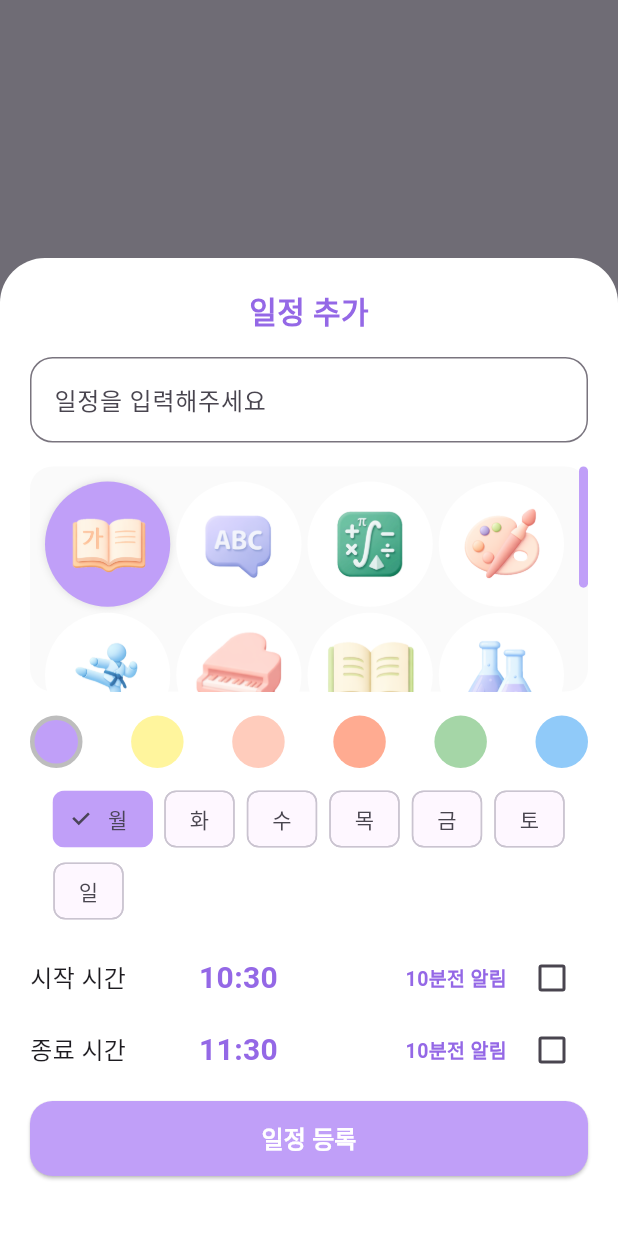
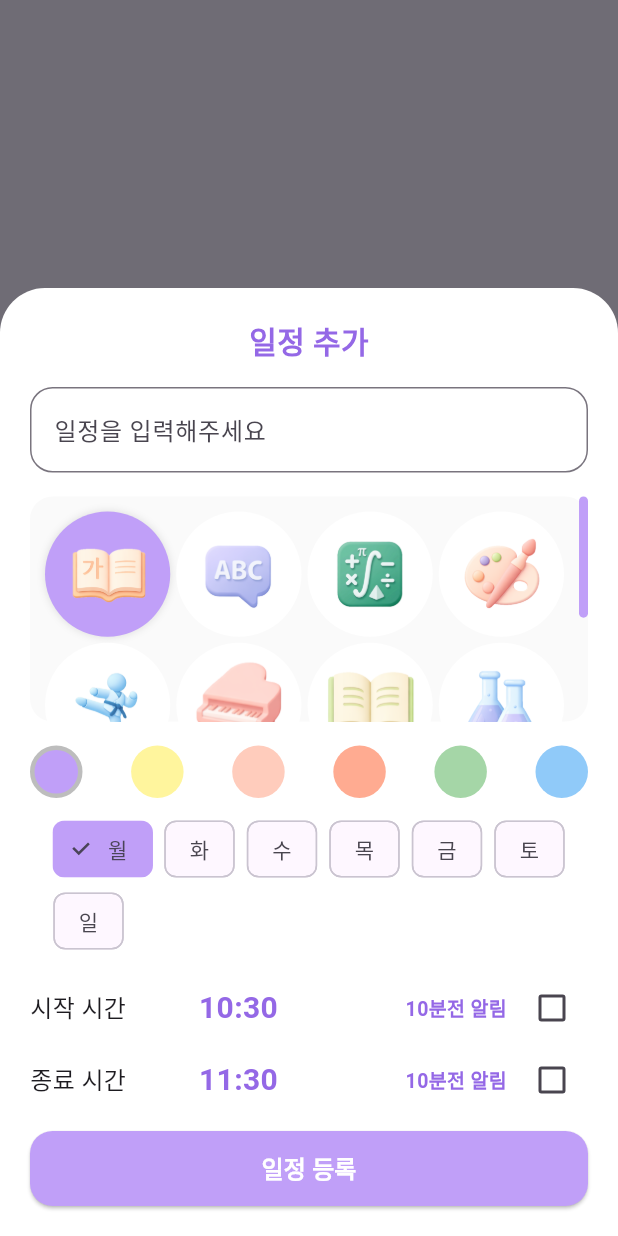
Before and after one commit to grey-shack-it/LaRa_Timetable, a Flutter app: what show() shows on an empty page, opened directly with empty values, on a phone screen of 412 x 824 dp. Run offline on Flutter 3.47's test engine with Material 3 defaults, Android fonts, the phone set to English and light mode, and no system bars; our stand-ins replace flutter_local_notifications, flutter_native_splash, get, google_mobile_ads, google_sign_in, hive and 5 more; missing offline and left inert: kakao_flutter_sdk_user, saver_gallery; accounts and stored records are empty; network calls fail.

Commit message:
v1.1.1+9

```diff
--- a/lib/modules/home/widgets/add_schedule_dialog.dart
+++ b/lib/modules/home/widgets/add_schedule_dialog.dart
@@ -401,7 +401,7 @@ class AddScheduleDialog {
                     ),
                   ),
                 ),
-                SizedBox(height: MediaQuery.of(context).padding.bottom + 20),
+                SizedBox(height: MediaQuery.of(context).padding.bottom),
               ],
             ),
           ),
--- a/lib/modules/home/widgets/edit_schedule_dialog.dart
+++ b/lib/modules/home/widgets/edit_schedule_dialog.dart
@@ -410,7 +410,7 @@ class EditScheduleDialog {
                     ),
                   ),
                 ),
-                SizedBox(height: MediaQuery.of(context).padding.bottom + 20),
+                SizedBox(height: MediaQuery.of(context).padding.bottom),
               ],
             ),
           ),
--- a/pubspec.yaml
+++ b/pubspec.yaml
@@ -16,7 +16,7 @@ description: "Children's schedule management app."
 # https://developer.apple.com/library/archive/documentation/General/Reference/InfoPlistKeyReference/Articles/CoreFoundationKeys.html
 # In Windows, build-name is used as the major, minor, and patch parts
 # of the product and file versions while build-number is used as the build suffix.
-version: 1.1.1+8 # 화면짤림 또또 개선
+version: 1.1.1+9 # 화면짤림 timepicker 개선
 
 environment:
   sdk: ^3.10.4
```
Also changed, not shown: lib/modules/home/widgets/schedule_dialog_helpers.dart (+10 -4 lines).
